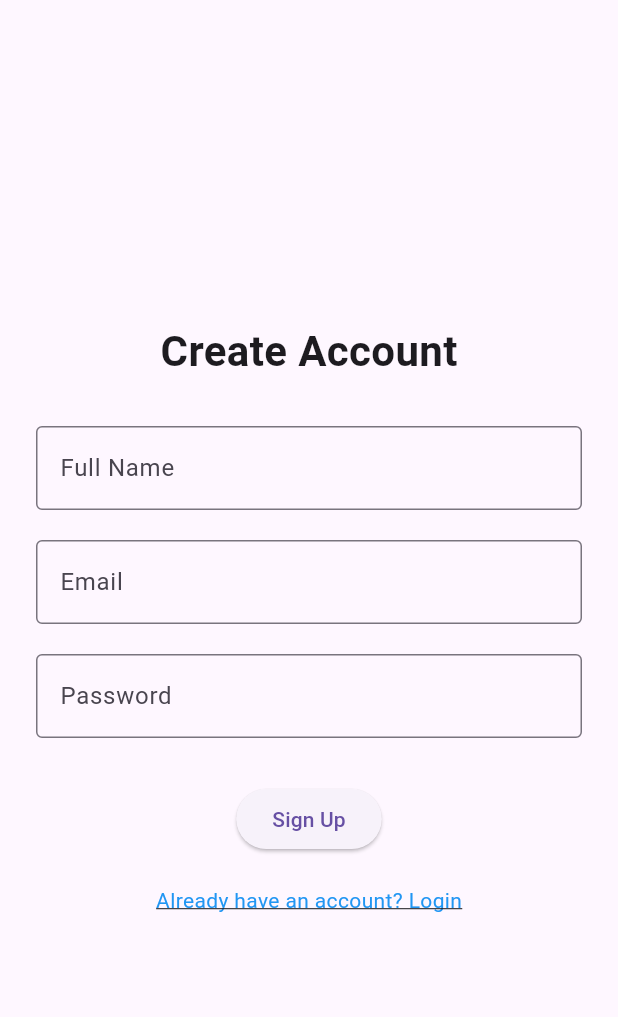
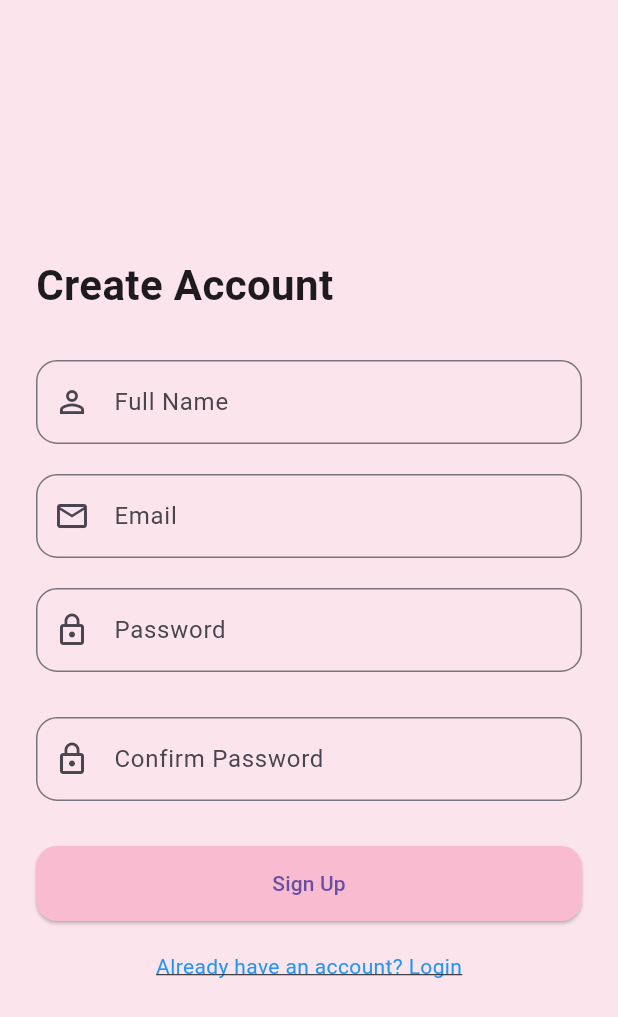
Before and after one commit to resha-ad/petals_by_you_mobileapp, a Flutter app: the SignupScreen screen opened directly, on a phone screen of 412 x 824 dp. Shown: the top 1017 px of the screen. Run offline on Flutter 3.47's test engine with Material 3 defaults, Android fonts, the phone set to English and light mode, and no system bars.

Commit message:
modified design of few screens

```diff
--- a/lib/screens/home_screen.dart
+++ b/lib/screens/home_screen.dart
@@ -6,6 +6,7 @@ class HomeScreen extends StatelessWidget {
   @override
   Widget build(BuildContext context) {
     return Scaffold(
+      backgroundColor: const Color.fromRGBO(252, 228, 236, 1),
       appBar: AppBar(title: const Text("Home"), centerTitle: true),
       body: const Center(
         child: Text(
--- a/lib/screens/signup_screen.dart
+++ b/lib/screens/signup_screen.dart
@@ -15,10 +15,12 @@ class _SignupScreenState extends State<SignupScreen> {
   final TextEditingController nameController = TextEditingController();
   final TextEditingController emailController = TextEditingController();
   final TextEditingController passwordController = TextEditingController();
+  final TextEditingController confirmController = TextEditingController();
 
   @override
   Widget build(BuildContext context) {
     return Scaffold(
+      backgroundColor: const Color.fromRGBO(252, 228, 236, 1),
       body: Padding(
         padding: const EdgeInsets.all(24.0),
         child: Center(
@@ -26,6 +28,7 @@ class _SignupScreenState extends State<SignupScreen> {
             child: Form(
               key: _formKey,
               child: Column(
+                crossAxisAlignment: CrossAxisAlignment.start,
                 children: [
                   const Text(
                     "Create Account",
@@ -36,9 +39,12 @@ class _SignupScreenState extends State<SignupScreen> {
                   // Name
                   TextFormField(
                     controller: nameController,
-                    decoration: const InputDecoration(
+                    decoration: InputDecoration(
+                      prefixIcon: const Icon(Icons.person_outline),
                       labelText: "Full Name",
-                      border: OutlineInputBorder(),
+                      border: OutlineInputBorder(
+                        borderRadius: BorderRadius.circular(14),
+                      ),
                     ),
                     validator: (value) =>
                         value!.isEmpty ? "Name is required" : null,
@@ -48,9 +54,12 @@ class _SignupScreenState extends State<SignupScreen> {
                   // Email
                   TextFormField(
                     controller: emailController,
-                    decoration: const InputDecoration(
+                    decoration: InputDecoration(
+                      prefixIcon: const Icon(Icons.email_outlined),
                       labelText: "Email",
-                      border: OutlineInputBorder(),
+                      border: OutlineInputBorder(
+                        borderRadius: BorderRadius.circular(14),
+                      ),
                     ),
                     validator: (value) =>
                         value!.isEmpty ? "Email is required" : null,
@@ -61,16 +70,42 @@ class _SignupScreenState extends State<SignupScreen> {
                   TextFormField(
                     controller: passwordController,
                     obscureText: true,
-                    decoration: const InputDecoration(
+                    decoration: InputDecoration(
+                      prefixIcon: const Icon(Icons.lock_outline),
                       labelText: "Password",
-                      border: OutlineInputBorder(),
+                      border: OutlineInputBorder(
+                        borderRadius: BorderRadius.circular(14),
+                      ),
                     ),
                     validator: (value) =>
                         value!.isEmpty ? "Password is required" : null,
                   ),
                   const SizedBox(height: 30),
 
+                  // Confirm Password
+                  TextFormField(
+                    controller: confirmController,
+                    obscureText: true,
+                    decoration: InputDecoration(
+                      prefixIcon: const Icon(Icons.lock_outline),
+                      labelText: "Confirm Password",
+                      border: OutlineInputBorder(
+                        borderRadius: BorderRadius.circular(14),
+                      ),
+                    ),
+                    validator: (value) =>
+                        value!.isEmpty ? "Confirm Password is required" : null,
+                  ),
+                  const SizedBox(height: 30),
+
                   ElevatedButton(
+                    style: ElevatedButton.styleFrom(
+                      minimumSize: const Size(double.infinity, 50),
+                      backgroundColor: const Color.fromRGBO(248, 187, 208, 1),
+                      shape: RoundedRectangleBorder(
+                        borderRadius: BorderRadius.circular(14),
+                      ),
+                    ),
                     onPressed: () {
                       if (_formKey.currentState!.validate()) {
                         Navigator.pushReplacement(
@@ -84,11 +119,14 @@ class _SignupScreenState extends State<SignupScreen> {
 
                   const SizedBox(height: 20),
 
-                  GestureDetector(
+                  Center(
+                    child: GestureDetector(
                       onTap: () {
                         Navigator.pushReplacement(
                           context,
-                        MaterialPageRoute(builder: (_) => const LoginScreen()),
+                          MaterialPageRoute(
+                            builder: (_) => const LoginScreen(),
+                          ),
                         );
                       },
                       child: const Text(
@@ -96,6 +134,7 @@ class _SignupScreenState extends State<SignupScreen> {
                         style: TextStyle(
                           decoration: TextDecoration.underline,
                           color: Colors.blue,
+                        ),
                       ),
                     ),
                   ),
```
Also changed, not shown: lib/screens/onboarding1_screen.dart (+8 -2 lines), lib/screens/onboarding2_screen.dart (+12 -2 lines), lib/screens/onboarding3_screen.dart (+8 -2 lines), assets/images/onboard.jpg (deleted). Lines whose indentation alone changed are shown as unchanged.
